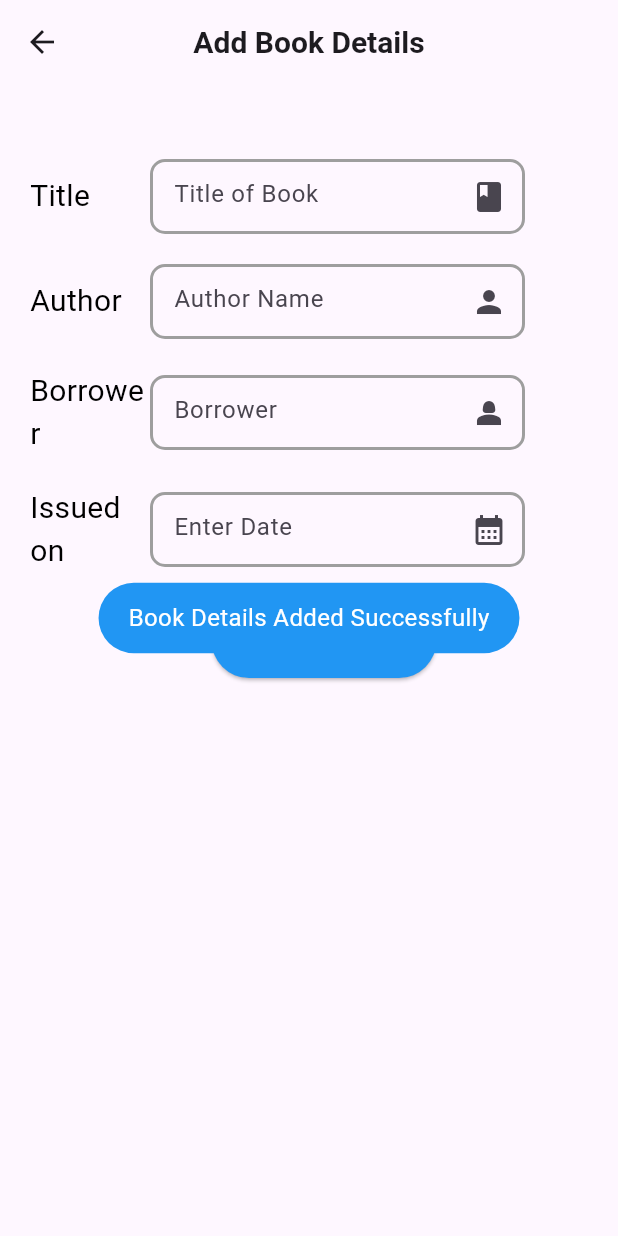
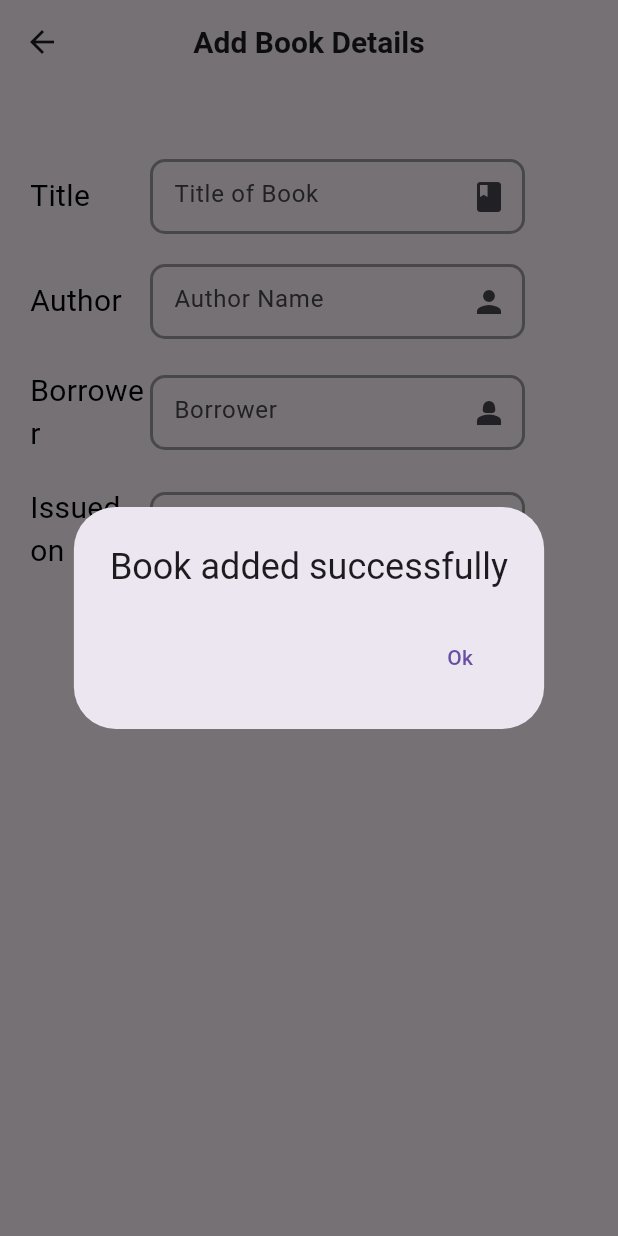
Before and after one commit to Sreejita2023/ayush_library_Management, a Flutter app: the CreateBook screen opened directly, after a tap on "Submit", on a phone screen of 412 x 824 dp. Run offline on Flutter 3.47's test engine with Material 3 defaults, Android fonts, the phone set to English and light mode, and no system bars; our stand-ins replace cloud_firestore, firebase_auth, firebase_core, google_sign_in, random_string; accounts and stored records are empty.

Commit message:
All functionality completed

```diff
--- a/lib/main.dart
+++ b/lib/main.dart
@@ -1,4 +1,3 @@
-import 'package:first_project/view/create_book_page.dart';
 import 'package:first_project/view/library_page.dart';
 import 'package:first_project/view/signup_page.dart';
 import 'package:flutter/material.dart';
--- a/lib/view/create_book_page.dart
+++ b/lib/view/create_book_page.dart
@@ -2,20 +2,39 @@ import 'package:first_project/controllers/crud_controller.dart';
 import 'package:flutter/material.dart';
 import 'package:first_project/utils/uiHelper.dart';
 import 'package:random_string/random_string.dart';
-import 'package:fluttertoast/fluttertoast.dart';
 
 class CreateBook extends StatefulWidget {
   const CreateBook({super.key});
 
   @override
-  State<CreateBook> createState() => _BookState();
+  State<CreateBook> createState() => _CreateBookState();
 }
 
-class _BookState extends State<CreateBook> {
+class _CreateBookState extends State<CreateBook> {
   TextEditingController bookController = TextEditingController();
   TextEditingController authorController = TextEditingController();
   TextEditingController borrowerController = TextEditingController();
   TextEditingController dateController = TextEditingController();
+
+  void _handleAddBook() async {
+    try {
+      String id = randomAlphaNumeric(10);
+
+      await DatabaseMethods()
+          .addBookDetails(
+        title: bookController.text.toString(),
+        id: id,
+        author: authorController.text.toString(),
+        borrower: borrowerController.text.toString(),
+        date: dateController.text.toString(),
+      )
+          .then((value) {
+        return UiHelper.CustomAlertBox(context, "Book added successfully");
+      });
+    } catch (e) {
+      return UiHelper.CustomAlertBox(context, "Error occurred while adding book");
+    }
+  }
 
   @override
   Widget build(BuildContext context) {
@@ -105,35 +124,14 @@ class _BookState extends State<CreateBook> {
                         dateController, "Enter Date", Icons.calendar_month, false),
                   )
                 ],
-                )),
+              ),
+            ),
             Container(
               height: 50,
               width: 150,
               margin: const EdgeInsets.only(top: 20),
               child: ElevatedButton(
-                    onPressed: () async {
-                      String id = randomAlphaNumeric(10);
-
-                      await DatabaseMethods()
-                          .addBookDetails(
-                        title: bookController.text.toString(),
-                        id: id,
-                        author: authorController.text.toString(),
-                        borrower: borrowerController.text.toString(),
-                        date: dateController.text.toString(),
-                      )
-                          .then((value) {
-                        print('uploaded successfully');
-                        Fluttertoast.showToast(
-                            msg: "Book Details Added Successfully",
-                            toastLength: Toast.LENGTH_SHORT,
-                            gravity: ToastGravity.CENTER,
-                            timeInSecForIosWeb: 1,
-                            backgroundColor: Colors.blue,
-                            textColor: Colors.white,
-                            fontSize: 16.0);
-                      });
-                    },
+                onPressed: _handleAddBook,
                 style: ButtonStyle(
                   backgroundColor: MaterialStateProperty.all<Color>(
                       Colors.blue), // Set the background color to blue
@@ -141,7 +139,9 @@ class _BookState extends State<CreateBook> {
                 child: Text(
                   'Submit',
                   style: TextStyle(color: Colors.white, fontSize: 20),
-                    ))),
+                ),
+              ),
+            ),
           ],
         ),
       ),
--- a/lib/view/login_page.dart
+++ b/lib/view/login_page.dart
@@ -1,4 +1,3 @@
-import 'package:firebase_auth/firebase_auth.dart';
 import 'package:first_project/utils/formHelper.dart';
 import 'package:first_project/view/signup_page.dart';
 import 'package:first_project/utils/uiHelper.dart';
@@ -26,8 +25,6 @@ class _LoginPageState extends State<LoginPage> {
         UiHelper.CustomAlertBox(context, "Enter the required fields");
       } else {
         try {
-          final credential = await FirebaseAuth.instance
-              .signInWithEmailAndPassword(email: email, password: password);
           Navigator.push(
               context, MaterialPageRoute(builder: (context) => Library()));
         } catch (ex) {
--- a/lib/view/signup_page.dart
+++ b/lib/view/signup_page.dart
@@ -24,10 +24,6 @@ class _SignUpPageState extends State<SignUpPage> {
   void _handleEmailAndPasswordSignUp(email, password) async {
     if (formKey.currentState!.validate()) {
       try {
-        UserCredential? usercredential =
-            await Authentication().signUpWithEmailAndPassword(
-                email: emailController.text.toString(),
-                password: passwordController.text.toString());
         Navigator.push(
             context, MaterialPageRoute(builder: (context) => Library()));
       } catch (ex) {
```
Also changed, not shown: lib/controllers/crud_controller.dart (+19 -12 lines), lib/view/library_page.dart (+28 -132 lines). Lines whose indentation alone changed are shown as unchanged.
